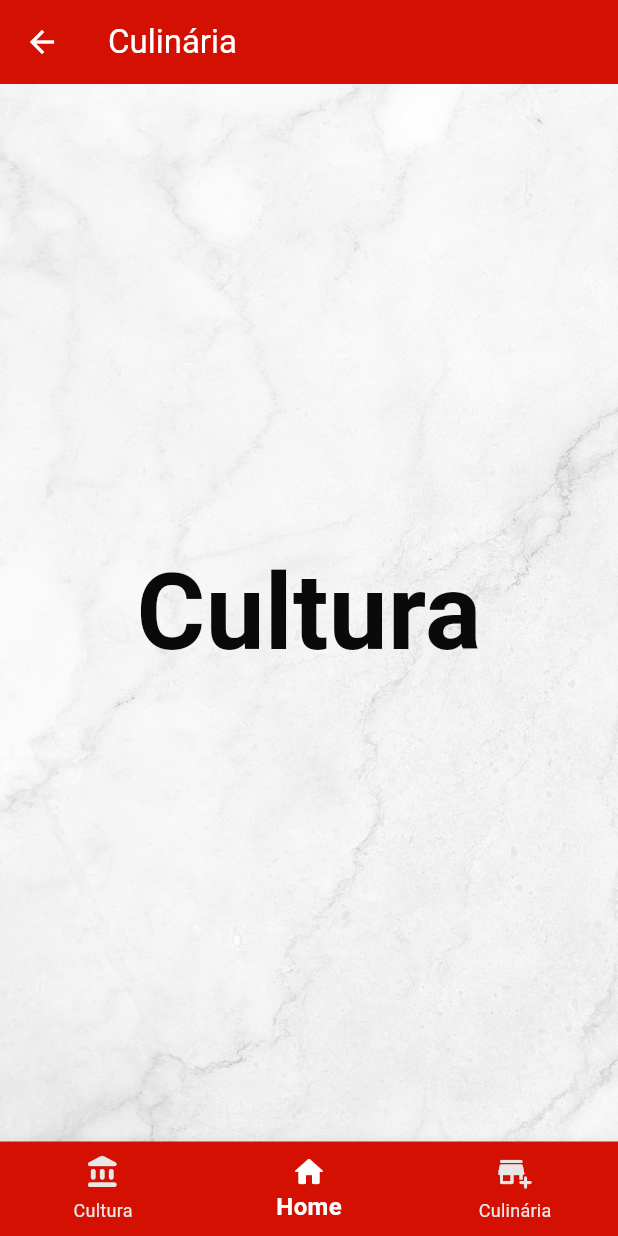
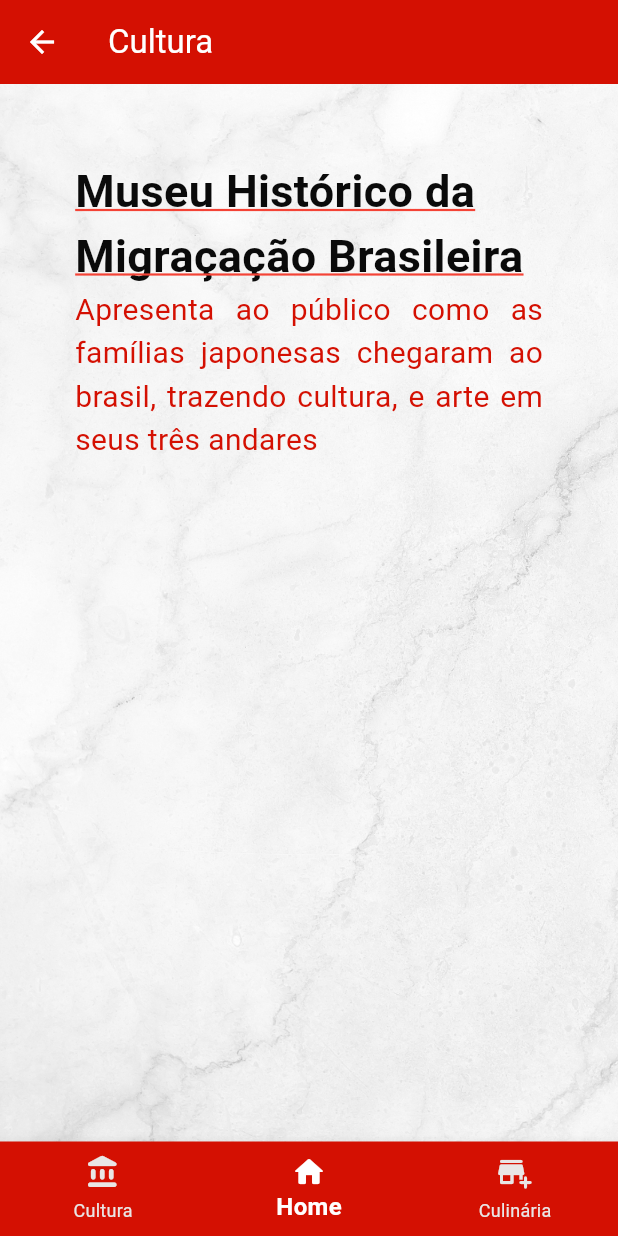
Before and after one commit to MilitaoMatheus/SampaLee_Version, a Flutter app: the Cultura screen opened directly, on a phone screen of 412 x 824 dp. Run offline on Flutter 3.47's test engine with Material 3 defaults, Android fonts, the light colour scheme and no system bars.

Commit message:
Adcionando a tela cultura

```diff
--- a/sampalee/lib/cultura.dart
+++ b/sampalee/lib/cultura.dart
@@ -11,7 +11,7 @@
   Widget build(BuildContext context) {
     return Scaffold(
       appBar: AppBar(
-        title: const Text('Culinária'),
+        title: const Text('Cultura'),
         backgroundColor: const Color.fromARGB(255, 212, 16, 2), /// Cor de fundo
         foregroundColor: Colors.white,
       ),
@@ -46,21 +46,39 @@
             'assets/img/background.png', // Imagem de fundo
             fit: BoxFit.cover,
           ),
-          const Center(
-            child: Column(
-              mainAxisAlignment: MainAxisAlignment.center, //Forma de Alinhamento
-              children: [
+
+          Center(
+            child: ListView(
+              padding: const EdgeInsets.all(50.0),
+              children: const <Widget>[
                 Text(
-                  'Cultura',
+                  "Museu Histórico da Migraçação Brasileira",
+                  textAlign: TextAlign.start,
                   style: TextStyle(
-                    fontSize: 70,
+                    decoration: TextDecoration.underline,
+                    decorationColor: Colors.red, // Cor do sublinhado
+                    decorationThickness: 1, // Espessura do sublinhado
+                    fontSize: 30,
                     fontWeight: FontWeight.bold,
                     color: Color.fromARGB(255, 10, 10, 10),
                   ),
                 ),
+                Text(
+                  'Apresenta ao público como as famílias japonesas chegaram ao brasil, trazendo cultura, e arte em seus três andares',
+                  textAlign: TextAlign.justify,
+                  style: TextStyle(
+                    fontSize: 20,
+                    fontWeight: FontWeight.normal,
+                    color:   Color.fromARGB(255, 212, 16, 2),
+                  ),
+                  ),
               ],
             ),
           ),
+
+
+
+
         ],
       ),
     );
```
